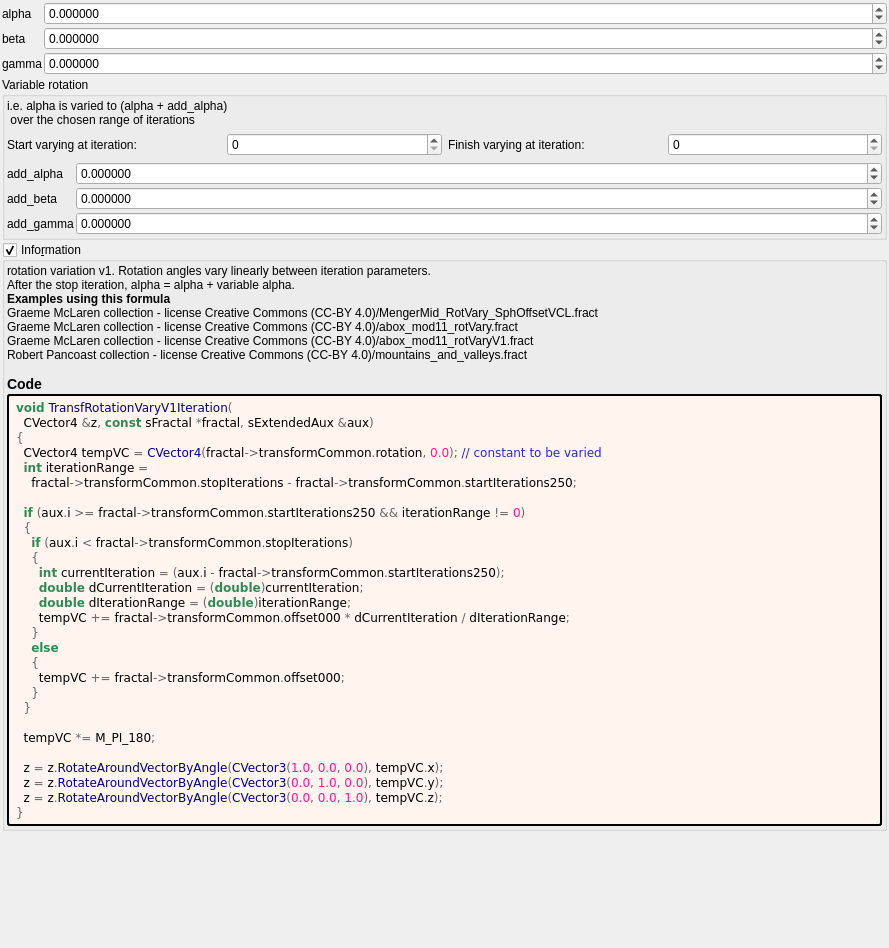
This is mandelbulber2/deploy/share/mandelbulber2/formula/ui/transf_rotation_vary_v1.ui in irinox-ctrl/mandelbulber2 as Qt 5 draws it before an edit. The edited form follows.
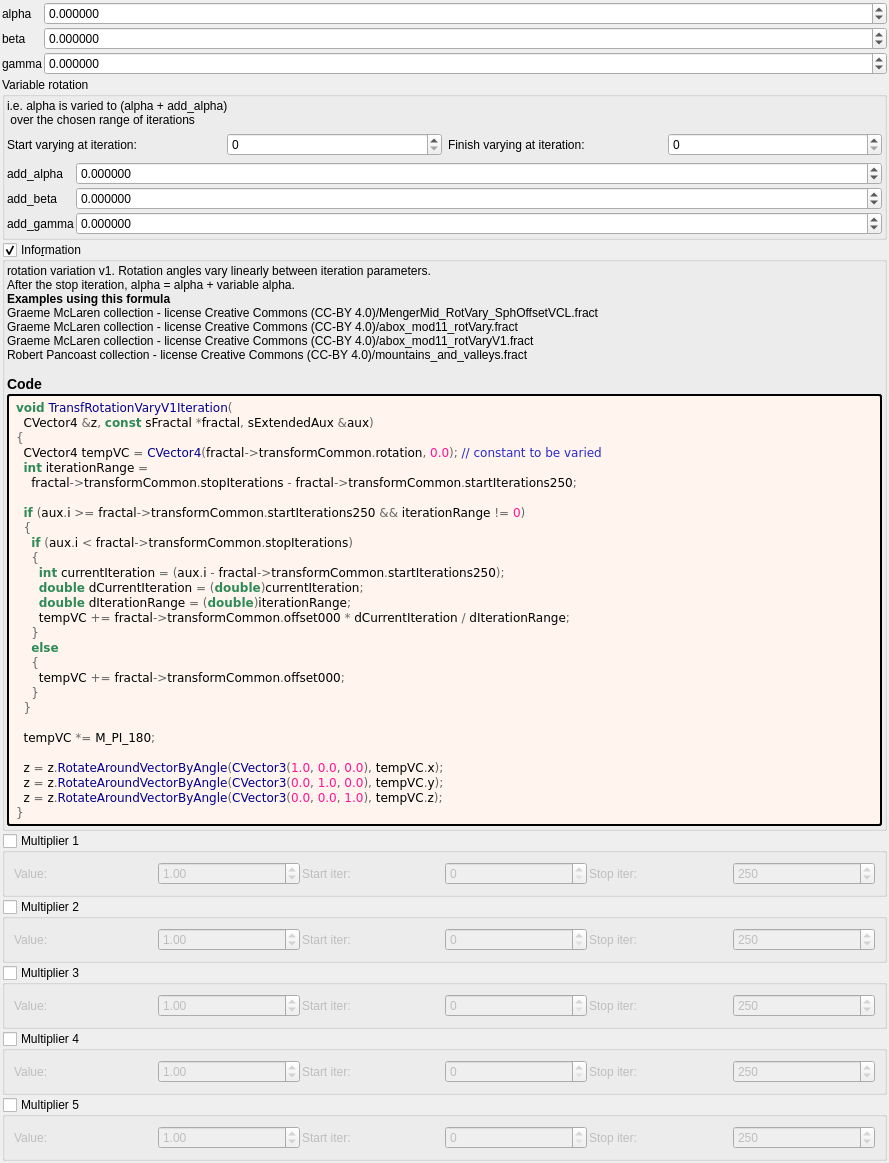
This is the edited form. Custom widgets are drawn as their Qt base class.

Commit message:
feat: add 5 general-purpose multipliers to all 1007 fractal formulas
Each multiplier has:
- Checkbox (OFF by default)
- Value spinbox (default 1.0, range -100 to 100)
- Iteration start/stop range

Logic: z *= value; DE *= |value|;

Uses existing transformCommon parameters:
- Checkboxes: functionEnabledBx/By/Bz/Bw/CzFalse
- Values: scale4/5/6/8/16
- Ranges: startIterationsB-F/stopIterationsB-F

Modified 1007 .cpp (CPU), 1006 .cl (GPU), 1023 .ui files.
Both source (formula/) and deploy (deploy/share/) copies updated.

```diff
--- a/mandelbulber2/deploy/share/mandelbulber2/formula/ui/transf_rotation_vary_v1.ui
+++ b/mandelbulber2/deploy/share/mandelbulber2/formula/ui/transf_rotation_vary_v1.ui
@@ -429,6 +429,192 @@
      </layout>
     </widget>
    </item>
+   <item>
+    <widget class="MyGroupBox" name="groupCheck_transf_function_enabledBx_false">
+     <property name="title"><string>Multiplier 1</string></property>
+     <property name="checkable"><bool>true</bool></property>
+     <property name="checked"><bool>false</bool></property>
+     <layout class="QGridLayout" name="gridLayout_mult1">
+      <property name="spacing"><number>2</number></property>
+      <item row="0" column="0">
+       <widget class="QLabel"><property name="text"><string>Value:</string></property></widget>
+      </item>
+      <item row="0" column="1">
+       <widget class="MyDoubleSpinBox" name="spinbox_transf_scale_4">
+        <property name="minimum"><double>-100.0</double></property><property name="maximum"><double>100.0</double></property>
+        <property name="singleStep"><double>0.01</double></property><property name="value"><double>1.0</double></property>
+       </widget>
+      </item>
+      <item row="0" column="2">
+       <widget class="QLabel"><property name="text"><string>Start iter:</string></property></widget>
+      </item>
+      <item row="0" column="3">
+       <widget class="MySpinBox" name="spinboxInt_transf_start_iterations_B">
+        <property name="minimum"><number>0</number></property><property name="maximum"><number>10000</number></property>
+        <property name="value"><number>0</number></property>
+       </widget>
+      </item>
+      <item row="0" column="4">
+       <widget class="QLabel"><property name="text"><string>Stop iter:</string></property></widget>
+      </item>
+      <item row="0" column="5">
+       <widget class="MySpinBox" name="spinboxInt_transf_stop_iterations_B">
+        <property name="minimum"><number>0</number></property><property name="maximum"><number>10000</number></property>
+        <property name="value"><number>250</number></property>
+       </widget>
+      </item>
+     </layout>
+    </widget>
+   </item>
+   <item>
+    <widget class="MyGroupBox" name="groupCheck_transf_function_enabledBy_false">
+     <property name="title"><string>Multiplier 2</string></property>
+     <property name="checkable"><bool>true</bool></property>
+     <property name="checked"><bool>false</bool></property>
+     <layout class="QGridLayout" name="gridLayout_mult2">
+      <property name="spacing"><number>2</number></property>
+      <item row="0" column="0">
+       <widget class="QLabel"><property name="text"><string>Value:</string></property></widget>
+      </item>
+      <item row="0" column="1">
+       <widget class="MyDoubleSpinBox" name="spinbox_transf_scale_5">
+        <property name="minimum"><double>-100.0</double></property><property name="maximum"><double>100.0</double></property>
+        <property name="singleStep"><double>0.01</double></property><property name="value"><double>1.0</double></property>
+       </widget>
+      </item>
+      <item row="0" column="2">
+       <widget class="QLabel"><property name="text"><string>Start iter:</string></property></widget>
+      </item>
+      <item row="0" column="3">
+       <widget class="MySpinBox" name="spinboxInt_transf_start_iterations_C">
+        <property name="minimum"><number>0</number></property><property name="maximum"><number>10000</number></property>
+        <property name="value"><number>0</number></property>
+       </widget>
+      </item>
+      <item row="0" column="4">
+       <widget class="QLabel"><property name="text"><string>Stop iter:</string></property></widget>
+      </item>
+      <item row="0" column="5">
+       <widget class="MySpinBox" name="spinboxInt_transf_stop_iterations_C">
+        <property name="minimum"><number>0</number></property><property name="maximum"><number>10000</number></property>
+        <property name="value"><number>250</number></property>
+       </widget>
+      </item>
+     </layout>
+    </widget>
+   </item>
+   <item>
+    <widget class="MyGroupBox" name="groupCheck_transf_function_enabledBz_false">
+     <property name="title"><string>Multiplier 3</string></property>
+     <property name="checkable"><bool>true</bool></property>
+     <property name="checked"><bool>false</bool></property>
+     <layout class="QGridLayout" name="gridLayout_mult3">
+      <property name="spacing"><number>2</number></property>
+      <item row="0" column="0">
+       <widget class="QLabel"><property name="text"><string>Value:</string></property></widget>
+      </item>
+      <item row="0" column="1">
+       <widget class="MyDoubleSpinBox" name="spinbox_transf_scale_6">
+        <property name="minimum"><double>-100.0</double></property><property name="maximum"><double>100.0</double></property>
+        <property name="singleStep"><double>0.01</double></property><property name="value"><double>1.0</double></property>
+       </widget>
+      </item>
+      <item row="0" column="2">
+       <widget class="QLabel"><property name="text"><string>Start iter:</string></property></widget>
+      </item>
+      <item row="0" column="3">
+       <widget class="MySpinBox" name="spinboxInt_transf_start_iterations_D">
+        <property name="minimum"><number>0</number></property><property name="maximum"><number>10000</number></property>
+        <property name="value"><number>0</number></property>
+       </widget>
+      </item>
+      <item row="0" column="4">
+       <widget class="QLabel"><property name="text"><string>Stop iter:</string></property></widget>
+      </item>
+      <item row="0" column="5">
+       <widget class="MySpinBox" name="spinboxInt_transf_stop_iterations_D">
+        <property name="minimum"><number>0</number></property><property name="maximum"><number>10000</number></property>
+        <property name="value"><number>250</number></property>
+       </widget>
+      </item>
+     </layout>
+    </widget>
+   </item>
+   <item>
+    <widget class="MyGroupBox" name="groupCheck_transf_function_enabledBw_false">
+     <property name="title"><string>Multiplier 4</string></property>
+     <property name="checkable"><bool>true</bool></property>
+     <property name="checked"><bool>false</bool></property>
+     <layout class="QGridLayout" name="gridLayout_mult4">
+      <property name="spacing"><number>2</number></property>
+      <item row="0" column="0">
+       <widget class="QLabel"><property name="text"><string>Value:</string></property></widget>
+      </item>
+      <item row="0" column="1">
+       <widget class="MyDoubleSpinBox" name="spinbox_transf_scale_8">
+        <property name="minimum"><double>-100.0</double></property><property name="maximum"><double>100.0</double></property>
+        <property name="singleStep"><double>0.01</double></property><property name="value"><double>1.0</double></property>
+       </widget>
+      </item>
+      <item row="0" column="2">
+       <widget class="QLabel"><property name="text"><string>Start iter:</string></property></widget>
+      </item>
+      <item row="0" column="3">
+       <widget class="MySpinBox" name="spinboxInt_transf_start_iterations_E">
+        <property name="minimum"><number>0</number></property><property name="maximum"><number>10000</number></property>
+        <property name="value"><number>0</number></property>
+       </widget>
+      </item>
+      <item row="0" column="4">
+       <widget class="QLabel"><property name="text"><string>Stop iter:</string></property></widget>
+      </item>
+      <item row="0" column="5">
+       <widget class="MySpinBox" name="spinboxInt_transf_stop_iterations_E">
+        <property name="minimum"><number>0</number></property><property name="maximum"><number>10000</number></property>
+        <property name="value"><number>250</number></property>
+       </widget>
+      </item>
+     </layout>
+    </widget>
+   </item>
+   <item>
+    <widget class="MyGroupBox" name="groupCheck_transf_function_enabledCz_false">
+     <property name="title"><string>Multiplier 5</string></property>
+     <property name="checkable"><bool>true</bool></property>
+     <property name="checked"><bool>false</bool></property>
+     <layout class="QGridLayout" name="gridLayout_mult5">
+      <property name="spacing"><number>2</number></property>
+      <item row="0" column="0">
+       <widget class="QLabel"><property name="text"><string>Value:</string></property></widget>
+      </item>
+      <item row="0" column="1">
+       <widget class="MyDoubleSpinBox" name="spinbox_transf_scale_16">
+        <property name="minimum"><double>-100.0</double></property><property name="maximum"><double>100.0</double></property>
+        <property name="singleStep"><double>0.01</double></property><property name="value"><double>1.0</double></property>
+       </widget>
+      </item>
+      <item row="0" column="2">
+       <widget class="QLabel"><property name="text"><string>Start iter:</string></property></widget>
+      </item>
+      <item row="0" column="3">
+       <widget class="MySpinBox" name="spinboxInt_transf_start_iterations_F">
+        <property name="minimum"><number>0</number></property><property name="maximum"><number>10000</number></property>
+        <property name="value"><number>0</number></property>
+       </widget>
+      </item>
+      <item row="0" column="4">
+       <widget class="QLabel"><property name="text"><string>Stop iter:</string></property></widget>
+      </item>
+      <item row="0" column="5">
+       <widget class="MySpinBox" name="spinboxInt_transf_stop_iterations_F">
+        <property name="minimum"><number>0</number></property><property name="maximum"><number>10000</number></property>
+        <property name="value"><number>250</number></property>
+       </widget>
+      </item>
+     </layout>
+    </widget>
+   </item>
+
    <item>
     <spacer name="verticalSpacer">
      <property name="orientation">
```
The commit also changes 3972 other files.
